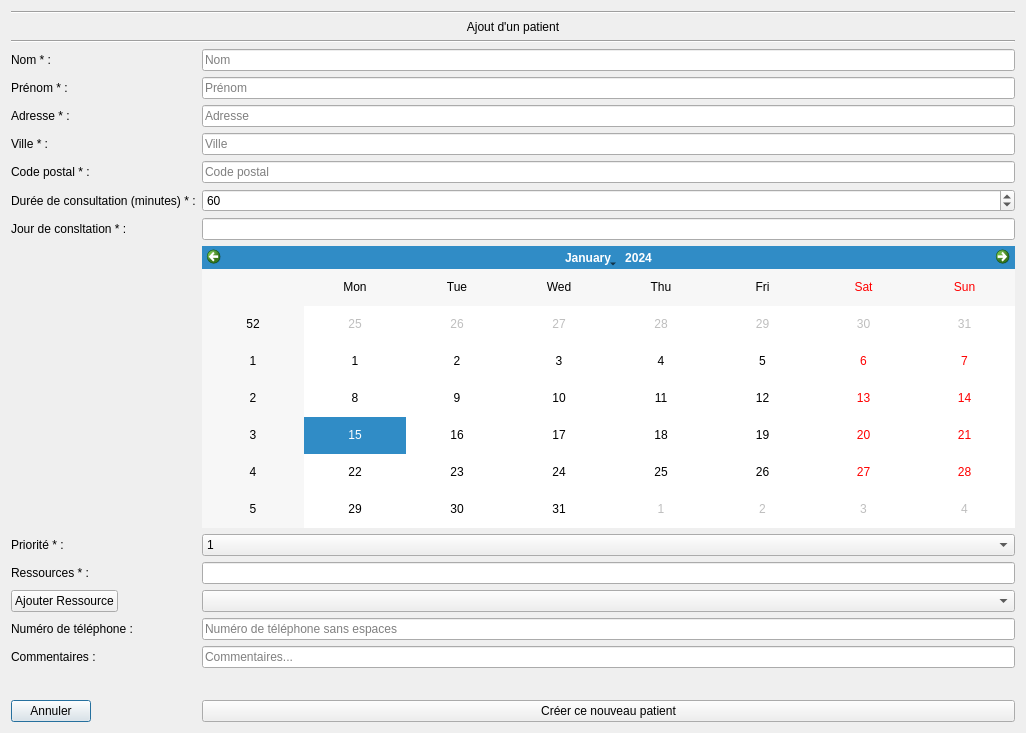
Old version of the form addpatient.ui in the repository JeanCellier/QtProjet.
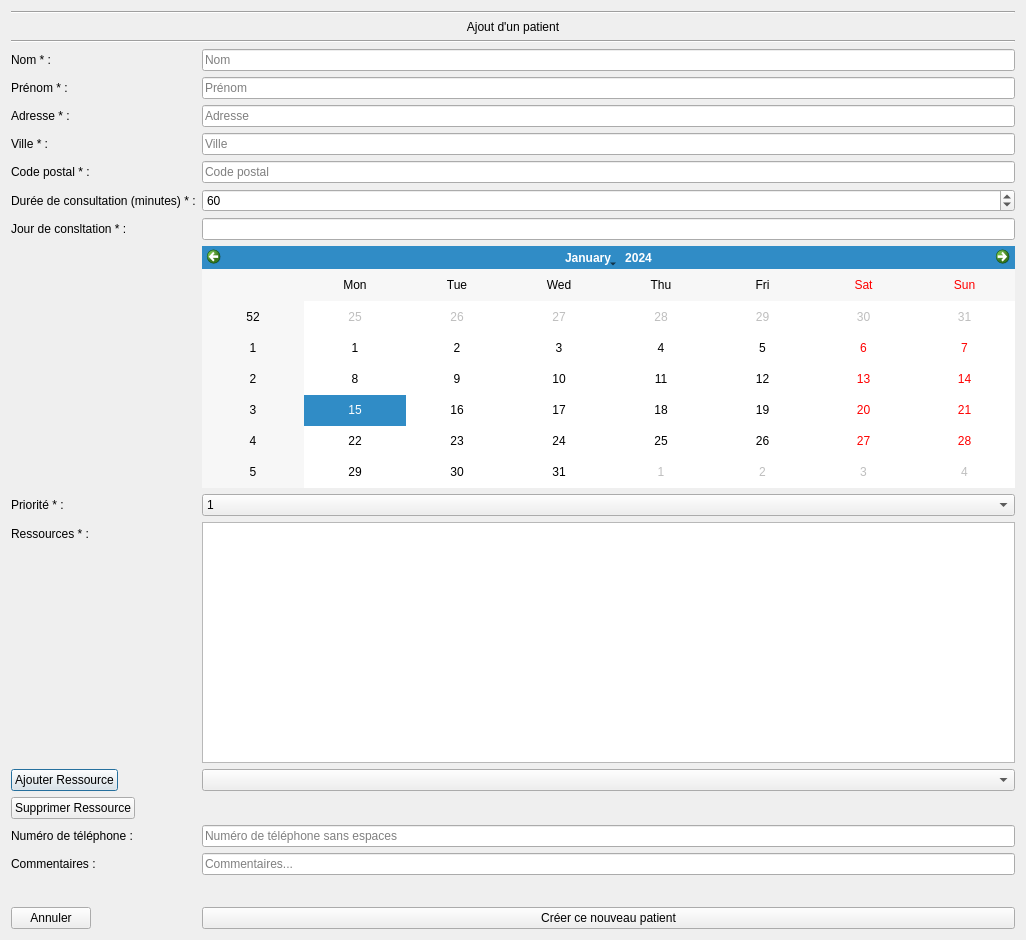
New version of the form.

```diff
--- a/addpatient.ui
+++ b/addpatient.ui
@@ -7,7 +7,7 @@
     <x>0</x>
     <y>0</y>
     <width>1026</width>
-    <height>733</height>
+    <height>940</height>
    </rect>
   </property>
   <property name="windowTitle">
@@ -188,44 +188,47 @@
       </widget>
      </item>
      <item row="11" column="1">
-      <widget class="QLineEdit" name="ressourcesList">
-       <property name="readOnly">
-        <bool>false</bool>
-       </property>
-       <property name="placeholderText">
-        <string/>
+      <widget class="QTableView" name="ressourceTableView"/>
+     </item>
+     <item row="12" column="0">
+      <widget class="QPushButton" name="addRessourceButton">
+       <property name="text">
+        <string>Ajouter Ressource</string>
        </property>
       </widget>
      </item>
-     <item row="13" column="0">
+     <item row="12" column="1">
+      <widget class="QComboBox" name="ressourcesComboBox"/>
+     </item>
+     <item row="14" column="0">
       <widget class="QLabel" name="phoneNumberLabel">
        <property name="text">
         <string>Numéro de téléphone :</string>
        </property>
       </widget>
      </item>
-     <item row="13" column="1">
+     <item row="14" column="1">
       <widget class="QLineEdit" name="phoneNumberLineEdit">
        <property name="placeholderText">
         <string>Numéro de téléphone sans espaces</string>
        </property>
       </widget>
      </item>
-     <item row="14" column="0">
+     <item row="15" column="0">
       <widget class="QLabel" name="commentariesLabel">
        <property name="text">
         <string>Commentaires :</string>
        </property>
       </widget>
      </item>
-     <item row="14" column="1">
+     <item row="15" column="1">
       <widget class="QLineEdit" name="commentaryLineEdit">
        <property name="placeholderText">
         <string>Commentaires...</string>
        </property>
       </widget>
      </item>
-     <item row="15" column="1">
+     <item row="16" column="1">
       <spacer name="horizontalSpacer">
        <property name="orientation">
         <enum>Qt::Horizontal</enum>
@@ -238,30 +241,27 @@
        </property>
       </spacer>
      </item>
-     <item row="16" column="0">
+     <item row="17" column="0">
       <widget class="QPushButton" name="cancelButton">
        <property name="text">
         <string>Annuler</string>
        </property>
       </widget>
      </item>
-     <item row="16" column="1">
+     <item row="17" column="1">
       <widget class="QPushButton" name="createPatientButton">
        <property name="text">
         <string>Créer ce nouveau patient</string>
        </property>
       </widget>
      </item>
-     <item row="12" column="0">
-      <widget class="QPushButton" name="addRessourceButton">
+     <item row="13" column="0">
+      <widget class="QPushButton" name="deleteRessourceButton">
        <property name="text">
-        <string>Ajouter Ressource</string>
+        <string>Supprimer Ressource</string>
        </property>
       </widget>
      </item>
-     <item row="12" column="1">
-      <widget class="QComboBox" name="ressourcesComboBox"/>
-     </item>
     </layout>
    </item>
   </layout>
```
